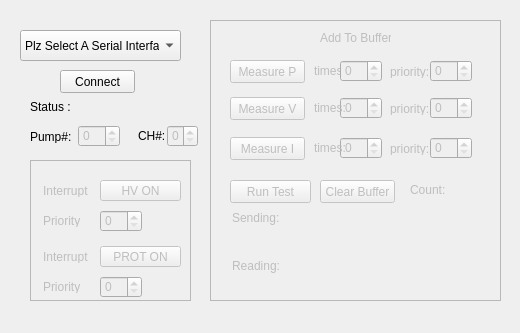
anphan2410/UHV24TestApp, file mainwindow.ui: the form before one commit.
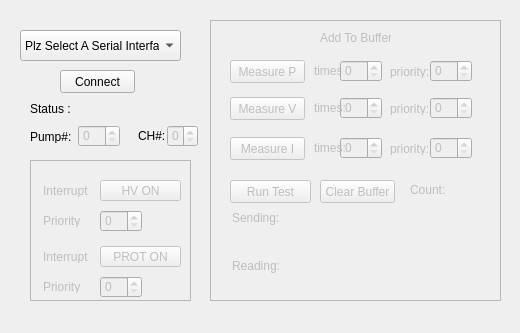
The form after the commit.

```diff
--- a/mainwindow.ui
+++ b/mainwindow.ui
@@ -46,7 +46,7 @@
     <property name="geometry">
      <rect>
       <x>30</x>
-      <y>100</y>
+      <y>102</y>
       <width>47</width>
       <height>13</height>
      </rect>
@@ -60,8 +60,8 @@
      <rect>
       <x>80</x>
       <y>100</y>
-      <width>47</width>
-      <height>13</height>
+      <width>111</width>
+      <height>16</height>
      </rect>
     </property>
     <property name="text">
```
